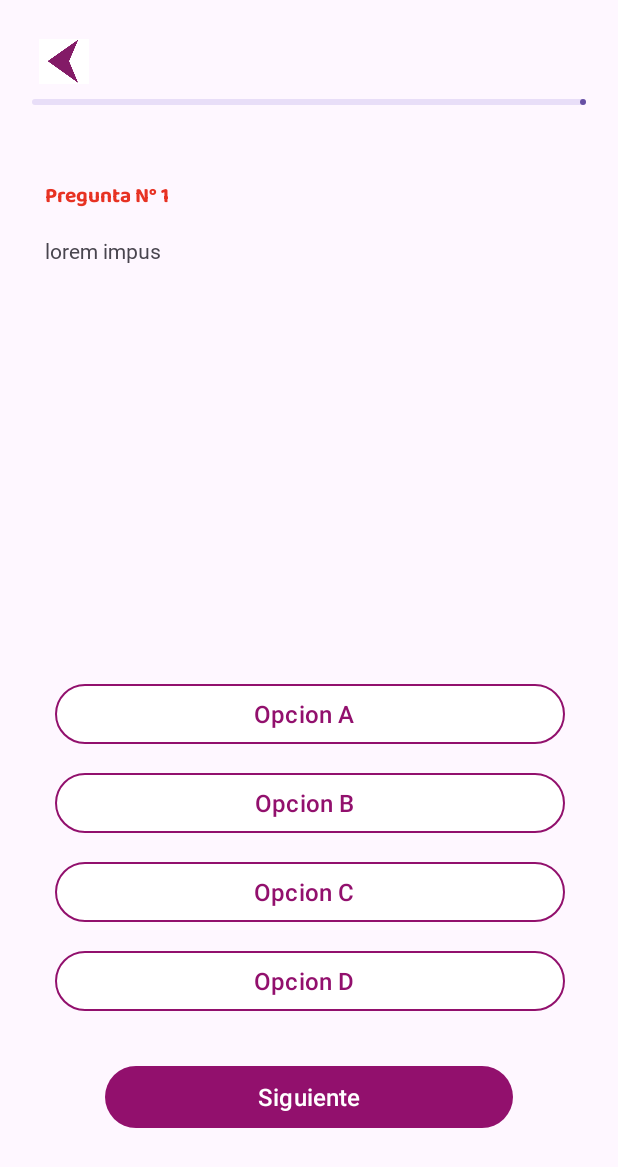
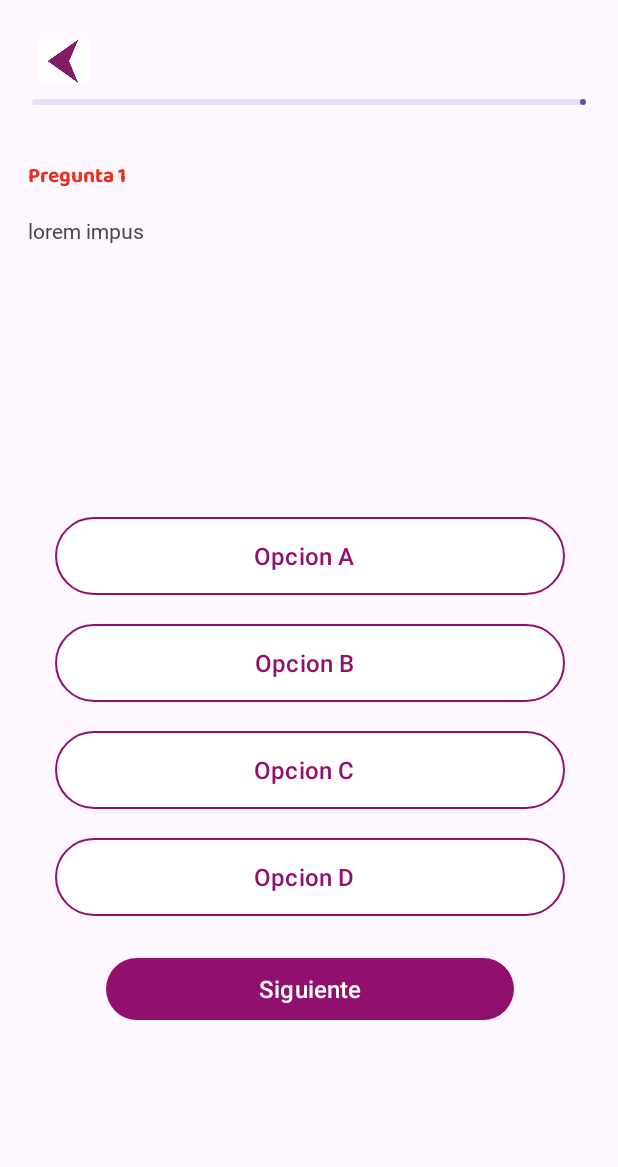
Before and after one commit to Virtualica/mobile-android, an Android app: the QuestionFragment screen opened directly, with no data from a screen before it, on a phone screen of 412 x 824 dp. Shown: the top 1167 px of the screen. Run offline under Robolectric (Android 15) with nearby library versions, the phone set to English and light mode, and no system bars; our stand-ins replace Firebase (no records; nobody signed in at launch, a user with empty details on screens opened directly); 1 statement that could not run was skipped.

Commit message:
Load questions in the practice

```diff
--- a/app/src/main/java/com/virtualica/mobile_android/FragmentActivity.kt
+++ b/app/src/main/java/com/virtualica/mobile_android/FragmentActivity.kt
@@ -39,9 +39,6 @@ class FragmentActivity : AppCompatActivity() {
                 }
                 R.id.simulation -> {
                     showDialogToSimulate(SimulationFragment.newInstance())
-                }
-                R.id.shop -> {
-                    //showFragment(newTaskFragment)
                 }
             }
             true
--- a/app/src/main/java/com/virtualica/mobile_android/MainActivity.kt
+++ b/app/src/main/java/com/virtualica/mobile_android/MainActivity.kt
@@ -47,7 +47,6 @@ class  MainActivity : AppCompatActivity() {
         val intent = Intent(this, LoginView::class.java).apply {
             putExtra("virtualica", virtualica)
         }
-
         startActivity(intent)
         finish();
     }
--- a/app/src/main/java/com/virtualica/mobile_android/MycategoryRecyclerViewAdapter.kt
+++ b/app/src/main/java/com/virtualica/mobile_android/MycategoryRecyclerViewAdapter.kt
@@ -47,7 +47,7 @@ class MycategoryRecyclerViewAdapter(private val itemClickListener: OnItemClickLi
             val db = Firebase.firestore
             val position: Int = adapterPosition
             if(position != RecyclerView.NO_POSITION){
-                val fragment = topicsFragment()
+                val fragment = TopicsFragment()
                 val bundle = Bundle()
                 val select = dataCategories[position].nombre
                 var count = 0
@@ -70,8 +70,8 @@ class MycategoryRecyclerViewAdapter(private val itemClickListener: OnItemClickLi
     interface OnItemClickListener{
         fun onItemClick(fragment: Fragment)
     }
+
     override fun onCreateViewHolder(parent: ViewGroup, viewType: Int): CategoryViewHolder {
-
         val view = LayoutInflater.from(parent.context).inflate(R.layout.category_item, parent, false)
         return CategoryViewHolder(view)
     }
--- a/app/src/main/java/com/virtualica/mobile_android/MytopicsRecyclerViewAdapter.kt
+++ b/app/src/main/java/com/virtualica/mobile_android/MytopicsRecyclerViewAdapter.kt
@@ -30,7 +30,7 @@ class MytopicsRecyclerViewAdapter(private val itemClickListener: OnItemClickList
         }
 
         override fun onClick(p0: View?) {
-            itemClickListener.onItemClick()
+            itemClickListener.onItemClick(title.text.toString())
         }
 
     }
@@ -52,7 +52,7 @@ class MytopicsRecyclerViewAdapter(private val itemClickListener: OnItemClickList
     }
 
     interface OnItemClickListener{
-        fun onItemClick()
+        fun onItemClick(name : String)
     }
 
 }
--- a/app/src/main/java/com/virtualica/mobile_android/QuestionFragment.kt
+++ b/app/src/main/java/com/virtualica/mobile_android/QuestionFragment.kt
@@ -1,20 +1,65 @@
 package com.virtualica.mobile_android
 
 import android.os.Bundle
+import android.util.Log
 import androidx.fragment.app.Fragment
 import android.view.LayoutInflater
 import android.view.View
 import android.view.ViewGroup
+import com.google.firebase.firestore.ktx.firestore
+import com.google.firebase.ktx.Firebase
+import com.virtualica.mobile_android.models.dataClasses.Category
+import com.virtualica.mobile_android.models.dataClasses.Question
+import kotlinx.android.synthetic.main.question.*
+import kotlinx.android.synthetic.main.question.view.*
+
 
 class QuestionFragment : Fragment() {
+
+
+    private val questions : MutableList<Question> = ArrayList()
+    private var pos = 0;
+
+
     override fun onCreateView(
-        inflater: LayoutInflater, container: ViewGroup?,
+        inflater: LayoutInflater,
+        container: ViewGroup?,
         savedInstanceState: Bundle?
     ): View? {
-        return inflater.inflate(R.layout.question, container, false)
+        val inf = inflater.inflate(R.layout.question, container, false)
+        val dataQuestion = arguments
+        for (i in 0 until dataQuestion!!.size()){
+            val q : Question = dataQuestion.get("question${i}") as Question
+            questions.add(q)
+        }
+        changeData(inf)
+
+        inf.next.setOnClickListener {
+            pos++
+            changeData(inf)
+        }
+
+        return inf
     }
 
-    companion object {
+
+    private fun changeData(inf : View){
+        inf.countQuestion.text = "Pregunta " + (pos+1).toString()
+        inf.questionContent.text = questions[pos].enunciado
+    }
+
+    private fun changeOptions(inf : View, id : String){
+        val db = Firebase.firestore
+        db.collection("preguntas").document(id).collection("opciones").get().addOnSuccessListener { res->
+            for (o in res){
+                o.data.values.toString()
+            }
+        }
+    }
+
+
+
+    companion object{
         @JvmStatic
         fun newInstance() = QuestionFragment()
     }
--- a/app/src/main/java/com/virtualica/mobile_android/TrainActivity.kt
+++ b/app/src/main/java/com/virtualica/mobile_android/TrainActivity.kt
@@ -1,34 +1,64 @@
 package com.virtualica.mobile_android
 
 import android.content.Intent
+import androidx.appcompat.app.AppCompatActivity
 import android.os.Bundle
 import android.util.Log
-import androidx.appcompat.app.AppCompatActivity
 import com.google.android.material.dialog.MaterialAlertDialogBuilder
+import com.google.firebase.firestore.ktx.firestore
+import com.google.firebase.ktx.Firebase
+import com.virtualica.mobile_android.models.Virtualica
+import com.virtualica.mobile_android.models.dataClasses.Question
+import com.virtualica.mobile_android.models.dataClasses.Themes
 import kotlinx.android.synthetic.main.practice.*
-import kotlinx.android.synthetic.main.question.*
-import kotlinx.android.synthetic.main.question.view.*
 
-class TrainActivity: AppCompatActivity() {
+class TrainActivity : AppCompatActivity() {
+
+    private var db = Firebase.firestore
+
     override fun onCreate(savedInstanceState: Bundle?) {
         super.onCreate(savedInstanceState)
         setContentView(R.layout.practice)
+        showFragment()
+
+
+
 
         back_practice.setOnClickListener {
             MaterialAlertDialogBuilder(this)
                 .setTitle("Nunca se practica lo suficiente ¿Seguro que deseas salir?")
-                .setNegativeButton("¡Sigamos entrenando!"){ _, _ ->
+                .setNegativeButton("¡Sigamos entrenando!") { _, _ ->
 
                 }
-                .setPositiveButton("¡Si!"){ _ , _ ->
-                    val intent = Intent(this,FragmentActivity::class.java)
+                .setPositiveButton("¡Si!") { _, _ ->
+                    val intent = Intent(this, FragmentActivity::class.java)
                     startActivity(intent)
 
                 }
                 .show()
         }
-
     }
 
+    private fun showFragment() {
+        val topic = intent.extras?.getString("topic")
+        val fragment = QuestionFragment()
+        val bundle = Bundle()
+        val qTemp: MutableList<Question> = ArrayList()
 
+        var count = 0
+
+        db.collection("preguntas").whereEqualTo("tema", topic).get().addOnSuccessListener { res ->
+            for (q in res) {
+                val newQ = q.toObject(Question::class.java).also {
+                    it.id = q.id
+                }
+                bundle.putSerializable("question$count", newQ)
+                count++
+            }
+            fragment.arguments = bundle
+            val transaction = supportFragmentManager.beginTransaction()
+                .replace(R.id.questionContainer, fragment)
+            transaction.commit()
+        }
+    }
 }
--- a/app/src/main/res/layout/practice.xml
+++ b/app/src/main/res/layout/practice.xml
@@ -2,9 +2,9 @@
 <androidx.constraintlayout.widget.ConstraintLayout xmlns:android="http://schemas.android.com/apk/res/android"
     xmlns:app="http://schemas.android.com/apk/res-auto"
     xmlns:tools="http://schemas.android.com/tools"
-    android:id="@+id/progressbar"
     android:layout_width="match_parent"
-    android:layout_height="match_parent">
+    android:layout_height="match_parent"
+    tools:context=".TrainActivity">
 
     <androidx.constraintlayout.widget.ConstraintLayout
         android:layout_width="match_parent"
@@ -13,30 +13,6 @@
         app:layout_constraintEnd_toEndOf="parent"
         app:layout_constraintStart_toStartOf="parent"
         app:layout_constraintTop_toTopOf="parent">
-
-        <Button
-            android:id="@+id/next"
-            style="@style/Button"
-            android:layout_width="272dp"
-            android:layout_height="49dp"
-            android:layout_marginTop="17dp"
-            android:text="Siguiente"
-            app:layout_constraintEnd_toEndOf="parent"
-            app:layout_constraintHorizontal_bias="0.5"
-            app:layout_constraintStart_toStartOf="parent"
-            app:layout_constraintTop_toBottomOf="@+id/practice_questions_contanier" />
-
-        <androidx.fragment.app.FragmentContainerView
-            android:id="@+id/practice_questions_contanier"
-            android:name="com.virtualica.mobile_android.QuestionFragment"
-            android:layout_width="399dp"
-            android:layout_height="606dp"
-            android:layout_marginTop="13dp"
-            app:layout_constraintEnd_toEndOf="parent"
-            app:layout_constraintHorizontal_bias="0.5"
-            app:layout_constraintStart_toStartOf="parent"
-            app:layout_constraintTop_toBottomOf="@+id/progressBar"
-            tools:layout="@layout/question" />
 
         <ImageView
             android:id="@+id/back_practice"
@@ -60,6 +36,22 @@
             app:layout_constraintStart_toStartOf="parent"
             app:layout_constraintTop_toBottomOf="@+id/back_practice"
             tools:visibility="visible" />
+
+        <androidx.constraintlayout.widget.ConstraintLayout
+            android:id="@+id/questionContainer"
+            android:layout_width="wrap_content"
+            android:layout_height="wrap_content"
+            app:layout_constraintEnd_toEndOf="parent"
+            app:layout_constraintHorizontal_bias="0.5"
+            app:layout_constraintStart_toStartOf="parent"
+            app:layout_constraintTop_toBottomOf="@+id/progressBar">
+
+        </androidx.constraintlayout.widget.ConstraintLayout>
+
+
     </androidx.constraintlayout.widget.ConstraintLayout>
 
+
+
+
 </androidx.constraintlayout.widget.ConstraintLayout>
--- a/app/src/main/res/layout/question.xml
+++ b/app/src/main/res/layout/question.xml
@@ -1,65 +1,108 @@
 <?xml version="1.0" encoding="utf-8"?>
-<androidx.constraintlayout.widget.ConstraintLayout xmlns:android="http://schemas.android.com/apk/res/android"
+<FrameLayout xmlns:android="http://schemas.android.com/apk/res/android"
+    xmlns:tools="http://schemas.android.com/tools"
     xmlns:app="http://schemas.android.com/apk/res-auto"
-                                                   xmlns:tools="http://schemas.android.com/tools"
+    android:layout_width="match_parent"
+    android:layout_height="match_parent"
+    tools:context=".QuestionFragment">
+
+    <androidx.constraintlayout.widget.ConstraintLayout
         android:layout_width="match_parent"
         android:layout_height="match_parent">
 
         <TextView
+            android:id="@+id/countQuestion"
             android:text="Pregunta N° 1"
             android:fontFamily="@font/baloo_bhai2_bold"
             android:textColor="@color/redLogin"
             android:layout_width="120dp"
-            android:layout_height="30dp" android:id="@+id/textView3"
+            android:layout_height="30dp"
             app:layout_constraintTop_toTopOf="parent"
-            android:layout_marginTop="36dp" android:layout_marginEnd="256dp" app:layout_constraintEnd_toEndOf="parent"/>
-    <ImageView
-            android:layout_width="351dp"
-            android:layout_height="146dp" tools:srcCompat="@tools:sample/backgrounds/scenic"
-            android:id="@+id/imageView3" android:layout_marginTop="11dp"
-            app:layout_constraintTop_toBottomOf="@+id/questionContent" android:layout_marginEnd="25dp"
+            android:layout_marginTop="36dp"
+            android:layout_marginEnd="256dp"
             app:layout_constraintEnd_toEndOf="parent"/>
 
         <TextView
             android:id="@+id/questionContent"
             android:layout_width="348dp"
-        android:layout_height="117dp"
+            android:layout_height="wrap_content"
             android:layout_marginTop="8dp"
             android:layout_marginEnd="28dp"
             android:fontFamily="@font/baloo_bhai2"
             android:text="lorem impus"
             app:layout_constraintEnd_toEndOf="parent"
-        app:layout_constraintTop_toBottomOf="@+id/textView3" />
+            app:layout_constraintTop_toBottomOf="@+id/countQuestion" />
+
+        <ImageView
+            android:layout_width="351dp"
+            android:layout_height="146dp"
+            tools:srcCompat="@tools:sample/backgrounds/scenic"
+            android:id="@+id/imageQuestion"
+            android:layout_marginTop="11dp"
+            app:layout_constraintTop_toBottomOf="@+id/questionContent"
+            android:layout_marginEnd="25dp"
+            app:layout_constraintEnd_toEndOf="parent"/>
+
         <Button
+            android:id="@+id/opA"
+            style="@style/ButtonOutline"
+            android:layout_width="340dp"
+            android:layout_height="wrap_content"
+            android:layout_marginTop="20dp"
             android:text="Opcion A"
-            android:layout_width="340dp"
-            android:layout_height="48dp" android:id="@+id/opA"
-            style="@style/ButtonOutline"
+            app:layout_constraintEnd_toEndOf="parent"
+            app:layout_constraintHorizontal_bias="0.5"
             app:layout_constraintStart_toStartOf="parent"
-            app:layout_constraintHorizontal_bias="0.5" app:layout_constraintEnd_toEndOf="parent"
-            android:layout_marginTop="20dp" app:layout_constraintTop_toBottomOf="@+id/imageView3"/>
+            app:layout_constraintTop_toBottomOf="@+id/imageQuestion" />
+
         <Button
             android:text="Opcion B"
             android:layout_width="340dp"
-            android:layout_height="48dp" android:id="@+id/opB"
+            android:layout_height="wrap_content"
+            android:id="@+id/opB"
             style="@style/ButtonOutline"
             app:layout_constraintStart_toStartOf="parent"
-            app:layout_constraintHorizontal_bias="0.5" app:layout_constraintEnd_toEndOf="parent"
-            android:layout_marginTop="11dp" app:layout_constraintTop_toBottomOf="@+id/opA"/>
+            app:layout_constraintHorizontal_bias="0.5"
+            app:layout_constraintEnd_toEndOf="parent"
+            android:layout_marginTop="11dp"
+            app:layout_constraintTop_toBottomOf="@+id/opA"/>
+
         <Button
             android:text="Opcion C"
             android:layout_width="340dp"
-            android:layout_height="48dp" android:id="@+id/opC"
+            android:layout_height="wrap_content"
+            android:id="@+id/opC"
             style="@style/ButtonOutline"
             app:layout_constraintStart_toStartOf="parent"
-            app:layout_constraintHorizontal_bias="0.5" app:layout_constraintEnd_toEndOf="parent"
+            app:layout_constraintHorizontal_bias="0.5"
+            app:layout_constraintEnd_toEndOf="parent"
             android:layout_marginTop="11dp" app:layout_constraintTop_toBottomOf="@+id/opB"/>
+
         <Button
             android:text="Opcion D"
             android:layout_width="340dp"
-            android:layout_height="48dp" android:id="@+id/opD"
+            android:layout_height="wrap_content"
+            android:id="@+id/opD"
             style="@style/ButtonOutline"
             app:layout_constraintStart_toStartOf="parent"
-            app:layout_constraintHorizontal_bias="0.5" app:layout_constraintEnd_toEndOf="parent"
-            android:layout_marginTop="11dp" app:layout_constraintTop_toBottomOf="@+id/opC"/>
+            app:layout_constraintHorizontal_bias="0.5"
+            app:layout_constraintEnd_toEndOf="parent"
+            android:layout_marginTop="11dp"
+            app:layout_constraintTop_toBottomOf="@+id/opC"/>
+
+        <Button
+            android:id="@+id/next"
+            style="@style/Button"
+            android:layout_width="272dp"
+            android:layout_height="49dp"
+            android:text="Siguiente"
+            android:layout_marginTop="20dp"
+            app:layout_constraintEnd_toEndOf="parent"
+            app:layout_constraintHorizontal_bias="0.5"
+            app:layout_constraintStart_toStartOf="parent"
+            app:layout_constraintTop_toBottomOf="@+id/opD" />
+
     </androidx.constraintlayout.widget.ConstraintLayout>
+
+
+</FrameLayout>
--- a/app/src/main/res/layout/topic_list.xml
+++ b/app/src/main/res/layout/topic_list.xml
@@ -29,7 +29,7 @@
         app:layout_constraintEnd_toEndOf="parent"
         app:layout_constraintStart_toStartOf="parent"
         app:layout_constraintTop_toTopOf="parent"
-        tools:context=".topicsFragment"
+        tools:context=".TopicsFragment"
         tools:listitem="@layout/topic_item"
         android:paddingLeft="20dp"
         >
@@ -37,7 +37,7 @@
     </androidx.recyclerview.widget.RecyclerView>
 
     <TextView
-        android:id="@+id/textView3"
+        android:id="@+id/txtPosicion"
         android:layout_width="wrap_content"
         android:layout_height="wrap_content"
         android:layout_marginTop="24dp"
```
Also changed, not shown: app/src/main/AndroidManifest.xml (+13 -12 lines), app/src/main/java/com/virtualica/mobile_android/TopicsFragment.kt (renamed from app/src/main/java/com/virtualica/mobile_android/topicsFragment.kt, +6 -12 lines), app/src/main/java/com/virtualica/mobile_android/models/dataClasses/Question.kt (+12 -8 lines). Lines whose indentation alone changed are shown as unchanged.
